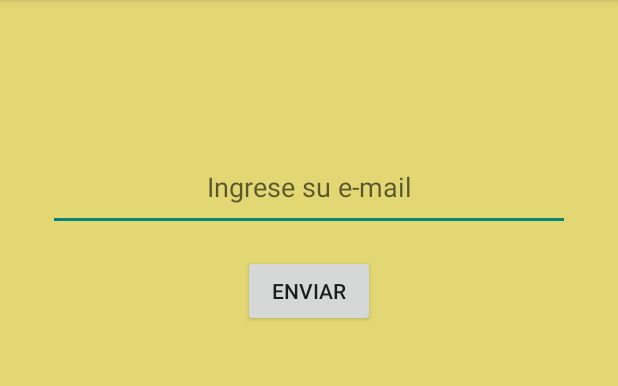
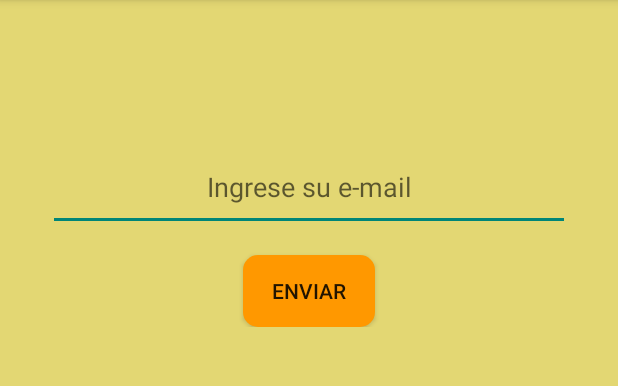
Before and after one commit to flleo/MisNotasCloud, an Android app: the screen it shows after launch (EmailAuthenticationActivity), on a phone screen of 412 x 824 dp, the part 84-470 px from its top. Run offline under Robolectric (Android 15) with nearby library versions, the phone set to English and light mode, and no system bars; our stand-ins replace Firebase (no records; nobody signed in at launch, a user with empty details on screens opened directly); 2 statements that could not run were skipped.

Commit message:
radius.xml

```diff
--- /dev/null
+++ b/app/src/main/res/drawable/radius.xml
@@ -0,0 +1,7 @@
+<?xml version="1.0" encoding="utf-8"?>
+<shape xmlns:tools="http://schemas.android.com/tools"
+    xmlns:android="http://schemas.android.com/apk/res/android"
+    tools:ignore="MissingDefaultResource">
+    <solid android:color="@color/encabezado"/>
+    <corners android:radius="10dp"/>
+</shape>
--- a/app/src/main/res/layout/activity_email_authentication.xml
+++ b/app/src/main/res/layout/activity_email_authentication.xml
@@ -41,6 +41,7 @@
             android:id="@+id/enviarEmailB"
             android:layout_width="wrap_content"
             android:layout_height="wrap_content"
+            android:background="@drawable/radius"
             android:layout_gravity="center"
             android:layout_marginStart="48dp"
             android:layout_marginTop="@dimen/fab_margin"
--- a/app/src/main/res/layout/fragment_nota.xml
+++ b/app/src/main/res/layout/fragment_nota.xml
@@ -59,7 +59,7 @@
         android:layout_width="wrap_content"
         android:layout_height="wrap_content"
         android:layout_marginBottom="@dimen/fab_margin"
-        android:background="@color/encabezado"
+        android:background="@drawable/radius"
         android:padding="@dimen/fab_padding"
         android:text="@string/mis_notas"
         android:textColor="@color/letraBoton"
```
Also changed, not shown: app/build.gradle (+5 -7 lines), app/src/main/res/layout/fragment_lista.xml (+2 -7 lines), 1 other file.
